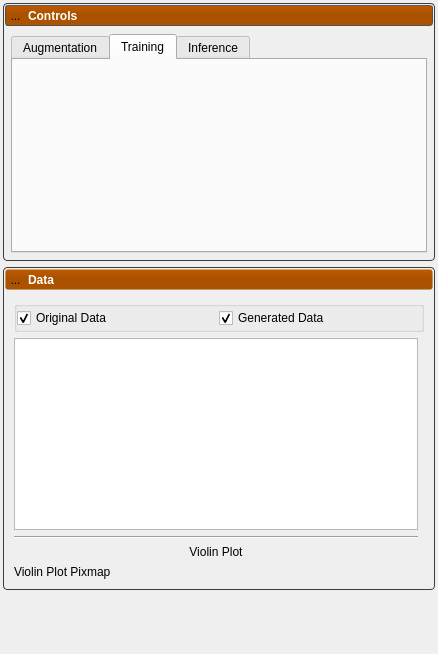
Above: Studio/src/DeepSSM/DeepSSMTool.ui from SCIInstitute/ShapeWorks before the change. Below: the same form after it.
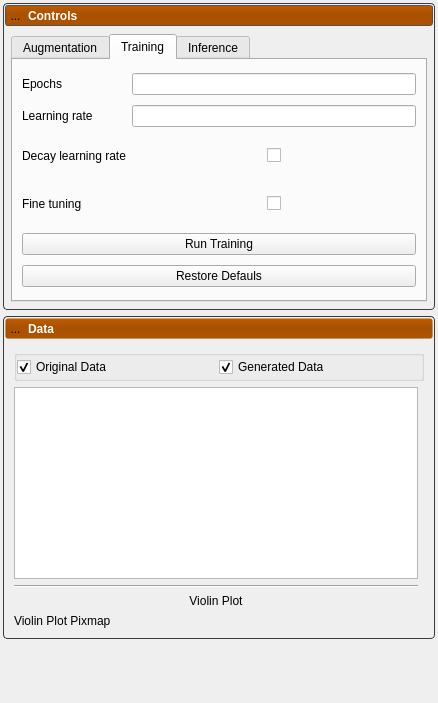
That is the form after the change. The open tabs and pages were chosen to show the change. Icons and pictures are not drawn.

Commit message: Adding UI elements for training and inference

Diff of the .ui file:
```diff
--- a/Studio/src/DeepSSM/DeepSSMTool.ui
+++ b/Studio/src/DeepSSM/DeepSSMTool.ui
@@ -7,7 +7,7 @@
     <x>0</x>
     <y>0</y>
     <width>438</width>
-    <height>643</height>
+    <height>696</height>
    </rect>
   </property>
   <property name="windowTitle">
@@ -634,19 +634,162 @@
                <attribute name="title">
                 <string>Training</string>
                </attribute>
-               <layout class="QGridLayout" name="gridLayout_4"/>
+               <layout class="QGridLayout" name="gridLayout_4">
+                <item row="0" column="1">
+                 <widget class="QLineEdit" name="training_epochs"/>
+                </item>
+                <item row="4" column="0" colspan="2">
+                 <widget class="QPushButton" name="run_training_button">
+                  <property name="text">
+                   <string>Run Training</string>
+                  </property>
+                 </widget>
+                </item>
+                <item row="2" column="1">
+                 <widget class="QWidget" name="decay_widget" native="true">
+                  <property name="sizePolicy">
+                   <sizepolicy hsizetype="Preferred" vsizetype="Fixed">
+                    <horstretch>0</horstretch>
+                    <verstretch>0</verstretch>
+                   </sizepolicy>
+                  </property>
+                  <layout class="QGridLayout" name="gridLayout_3">
+                   <item row="1" column="0">
+                    <spacer name="horizontalSpacer">
+                     <property name="orientation">
+                      <enum>Qt::Horizontal</enum>
+                     </property>
+                     <property name="sizeHint" stdset="0">
+                      <size>
+                       <width>40</width>
+                       <height>20</height>
+                      </size>
+                     </property>
+                    </spacer>
+                   </item>
+                   <item row="1" column="1">
+                    <widget class="QCheckBox" name="training_decay_learning">
+                     <property name="text">
+                      <string/>
+                     </property>
+                    </widget>
+                   </item>
+                   <item row="1" column="2">
+                    <spacer name="horizontalSpacer_2">
+                     <property name="orientation">
+                      <enum>Qt::Horizontal</enum>
+                     </property>
+                     <property name="sizeHint" stdset="0">
+                      <size>
+                       <width>40</width>
+                       <height>20</height>
+                      </size>
+                     </property>
+                    </spacer>
+                   </item>
+                  </layout>
+                 </widget>
+                </item>
+                <item row="2" column="0">
+                 <widget class="QLabel" name="label_8">
+                  <property name="text">
+                   <string>Decay learning rate</string>
+                  </property>
+                 </widget>
+                </item>
+                <item row="0" column="0">
+                 <widget class="QLabel" name="label_6">
+                  <property name="text">
+                   <string>Epochs</string>
+                  </property>
+                 </widget>
+                </item>
+                <item row="3" column="0">
+                 <widget class="QLabel" name="label_9">
+                  <property name="text">
+                   <string>Fine tuning</string>
+                  </property>
+                 </widget>
+                </item>
+                <item row="1" column="1">
+                 <widget class="QLineEdit" name="training_learning_rate"/>
+                </item>
+                <item row="1" column="0">
+                 <widget class="QLabel" name="label_7">
+                  <property name="text">
+                   <string>Learning rate</string>
+                  </property>
+                 </widget>
+                </item>
+                <item row="3" column="1">
+                 <widget class="QWidget" name="decay_widget_2" native="true">
+                  <property name="sizePolicy">
+                   <sizepolicy hsizetype="Preferred" vsizetype="Fixed">
+                    <horstretch>0</horstretch>
+                    <verstretch>0</verstretch>
+                   </sizepolicy>
+                  </property>
+                  <layout class="QGridLayout" name="gridLayout_5">
+                   <item row="1" column="0">
+                    <spacer name="horizontalSpacer_3">
+                     <property name="orientation">
+                      <enum>Qt::Horizontal</enum>
+                     </property>
+                     <property name="sizeHint" stdset="0">
+                      <size>
+                       <width>40</width>
+                       <height>20</height>
+                      </size>
+                     </property>
+                    </spacer>
+                   </item>
+                   <item row="1" column="1">
+                    <widget class="QCheckBox" name="training_fine_tuning">
+                     <property name="text">
+                      <string/>
+                     </property>
+                    </widget>
+                   </item>
+                   <item row="1" column="2">
+                    <spacer name="horizontalSpacer_4">
+                     <property name="orientation">
+                      <enum>Qt::Horizontal</enum>
+                     </property>
+                     <property name="sizeHint" stdset="0">
+                      <size>
+                       <width>40</width>
+                       <height>20</height>
+                      </size>
+                     </property>
+                    </spacer>
+                   </item>
+                  </layout>
+                 </widget>
+                </item>
+                <item row="5" column="0" colspan="2">
+                 <widget class="QPushButton" name="restore_training_defaults">
+                  <property name="text">
+                   <string>Restore Defauls</string>
+                  </property>
+                 </widget>
+                </item>
+               </layout>
               </widget>
               <widget class="QWidget" name="inference_tab">
                <attribute name="title">
                 <string>Inference</string>
                </attribute>
                <layout class="QGridLayout" name="gridLayout_2">
-                <property name="leftMargin">
-                 <number>3</number>
-                </property>
-                <property name="rightMargin">
-                 <number>3</number>
-                </property>
+                <item row="0" column="0">
+                 <widget class="QTableWidget" name="inference_table"/>
+                </item>
+                <item row="1" column="0">
+                 <widget class="QPushButton" name="pushButton">
+                  <property name="text">
+                   <string>Run Inference</string>
+                  </property>
+                 </widget>
+                </item>
                </layout>
               </widget>
              </widget>
```
